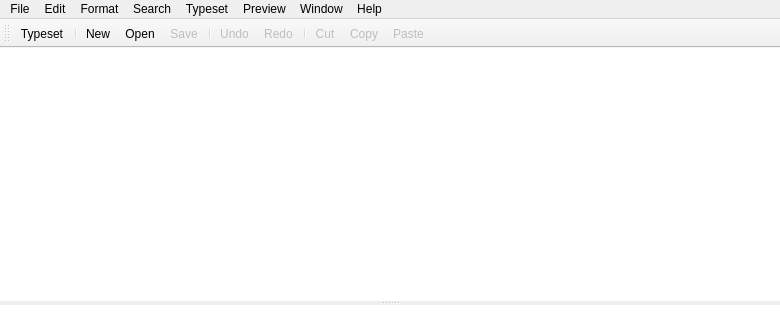
Before: the Qt Designer form TeXDocument.ui in Sharpie/TeXworks, drawn with Qt 5; both pictures show x 0 to 780 and y 0 to 320 of the 780 by 580 pixel window.
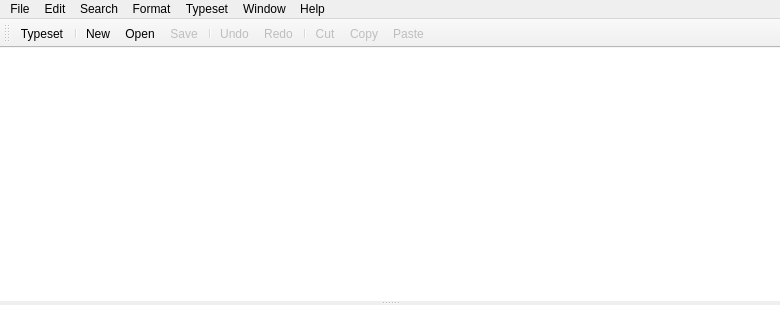
After: the same form once the commit is applied. Icons and pictures are not drawn.

Commit message: name change, fixed recent-files menu, pdf fit-to-window, etc

The edit to the form file:
```diff
--- a/TeXDocument.ui
+++ b/TeXDocument.ui
@@ -123,11 +123,6 @@
     <addaction name="actionTeX" />
     <addaction name="actionLaTeX" />
    </widget>
-   <widget class="QMenu" name="menuView" >
-    <property name="title" >
-     <string>Preview</string>
-    </property>
-   </widget>
    <widget class="QMenu" name="menuWindow" >
     <property name="title" >
      <string>Window</string>
@@ -168,10 +163,9 @@
    </widget>
    <addaction name="menuFile" />
    <addaction name="menuEdit" />
-   <addaction name="menuFormat" />
    <addaction name="menuSearch" />
+   <addaction name="menuFormat" />
    <addaction name="menuRun" />
-   <addaction name="menuView" />
    <addaction name="menuWindow" />
    <addaction name="menuHelp" />
   </widget>
```
Left out of the diff: 2 changed lines with no effect on the pictures. The commit also changes 11 other files.
